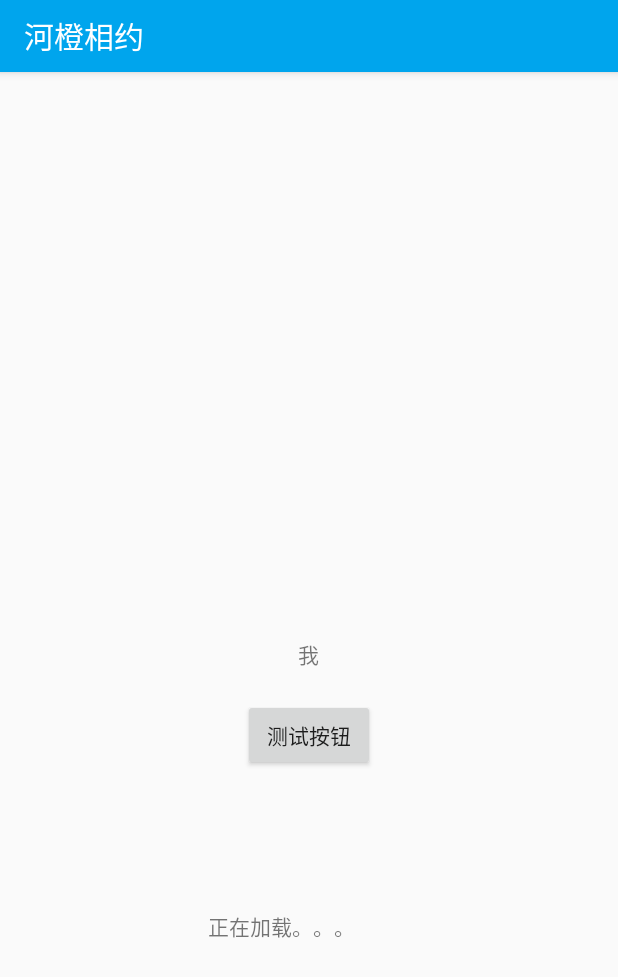
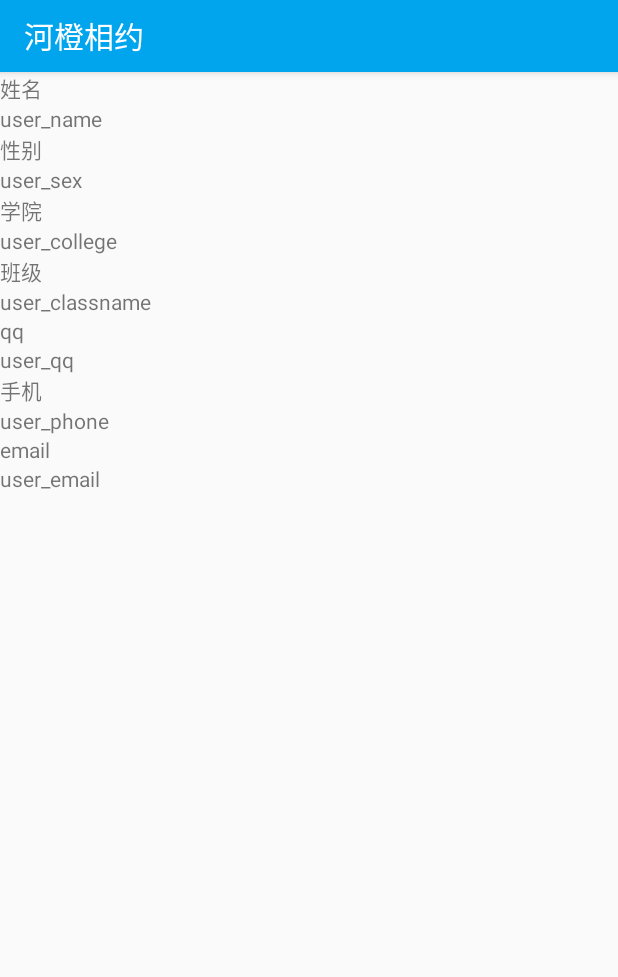
Before and after one commit to 759148450/HebeuMeet, an Android app: the fragment MeFragment shown on its own in the app's theme, after a tap on "测试按钮", on a phone screen of 412 x 824 dp. Shown: the top 977 px of the screen. Run offline under Robolectric (Android 15) with nearby library versions, the phone set to English and light mode, and no system bars; our stand-ins replace ButterKnife; libraries missing offline, so code that uses them is left out: cn.hutool.core, cn.hutool.http, cn.hutool.json; 10 statements that could not run were skipped.

Commit message:
新增查看用户信息

```diff
--- a/app/src/main/AndroidManifest.xml
+++ b/app/src/main/AndroidManifest.xml
@@ -18,6 +18,9 @@
                 <category android:name="android.intent.category.LAUNCHER" />
             </intent-filter>
         </activity>
+        <activity
+            android:name="com.hebeu.meet.My_Information">
+        </activity>
     </application>
 
 </manifest>
--- /dev/null
+++ b/app/src/main/java/com/hebeu/meet/My_Information.java
@@ -0,0 +1,67 @@
+package com.hebeu.meet;
+
+import android.os.Bundle;
+import android.os.Handler;
+import android.support.v7.app.AppCompatActivity;
+import android.widget.TextView;
+
+import com.hebeu.meet.domain.User;
+
+import cn.hutool.http.HttpUtil;
+import cn.hutool.json.JSONUtil;
+
+public class My_Information extends AppCompatActivity {
+    private TextView user_name =null;
+    private TextView user_sex =null;
+    private TextView user_college =null;
+    private TextView user_classname =null;
+    private TextView user_qq =null;
+    private TextView user_phone =null;
+    private TextView user_email =null;
+
+
+    private Handler handler = null;
+    @Override
+    protected void onCreate(Bundle savedInstanceState) {
+
+        super.onCreate(savedInstanceState);
+
+        setContentView(R.layout.my_information);
+        user_name = findViewById(R.id.user_name);
+        handler = new Handler();
+        MyThread thread=new MyThread();
+        thread.start();
+        System.out.println("my_information");
+
+
+    }
+    class MyThread extends Thread {
+        public void run() {
+            user_name = findViewById(R.id.user_name);
+            user_sex = findViewById(R.id.user_sex);
+            user_college = findViewById(R.id.user_college);
+            user_classname = findViewById(R.id.user_classname);
+            user_qq = findViewById(R.id.user_qq);
+            user_phone = findViewById(R.id.user_phone);
+            user_email = findViewById(R.id.user_email);
+            String res = HttpUtil.get("http://112.74.194.121:8889/user/getUserById?userId=160210405");
+            final User user = JSONUtil.toBean(res, User.class);
+
+            System.out.println(user.toString());
+
+            handler.post(new Runnable() {
+                @Override
+                public void run() {
+                    user_name.setText(user.getUserName());
+                    user_sex.setText(user.getSex().toString());
+                    user_college.setText(user.getCollege());
+                    user_classname.setText(user.getClassName());
+                    user_qq.setText(user.getQq());
+                    user_phone.setText(user.getPhone());
+                    user_email.setText(user.getEmail());
+                }
+            });
+        }
+    }
+
+}
--- a/app/src/main/java/com/hebeu/meet/fragment/MeFragment.java
+++ b/app/src/main/java/com/hebeu/meet/fragment/MeFragment.java
@@ -1,5 +1,6 @@
 package com.hebeu.meet.fragment;
 
+import android.content.Intent;
 import android.os.Bundle;
 import android.os.Handler;
 import android.os.Message;
@@ -11,6 +12,7 @@ import android.widget.Button;
 import android.widget.TextView;
 import android.widget.Toast;
 
+import com.hebeu.meet.My_Information;
 import com.hebeu.meet.R;
 import com.hebeu.meet.domain.User;
 
@@ -30,9 +32,9 @@ import cn.hutool.json.JSONUtil;
 public class MeFragment extends Fragment {
 
     private Button button = null;
-    private TextView textView =null;
+    /* private TextView textView =null;
 
-    private Handler handler = null;
+     private Handler handler = null;*/
     public MeFragment() {
     }
 
@@ -40,6 +42,8 @@ public class MeFragment extends Fragment {
     @Override
     public View onCreateView(LayoutInflater inflater, ViewGroup container,
                              Bundle savedInstanceState) {
+        super.onCreate(savedInstanceState);
+
         return inflater.inflate(R.layout.fragment_me, container, false);
     }
 
@@ -47,10 +51,8 @@ public class MeFragment extends Fragment {
     public void onActivityCreated(Bundle savedInstanceState) {
         super.onActivityCreated(savedInstanceState);
         button = (Button) getActivity().findViewById(R.id.testButton);
-        textView = getActivity().findViewById(R.id.textView);
-
-
-        handler = new Handler();
+//        textView = getActivity().findViewById(R.id.textView);
+//        handler = new Handler();
 
 
 
@@ -59,31 +61,32 @@ public class MeFragment extends Fragment {
 
             @Override
             public void onClick(View v) {
-
-                textView.setText("正在加载。。。");
-
-                MyThread thread=new MyThread();
-                thread.start();
+                Intent intent = new Intent(getActivity().getApplicationContext(), My_Information.class);
+                startActivity(intent);
+//                textView.setText("正在加载。。。");
+//
+//                MyThread thread=new MyThread();
+//                thread.start();
 
             }
 
-            class MyThread extends Thread{
-                @Override
-                public void run() {
-                    textView = getActivity().findViewById(R.id.textView);
-                    String res = HttpUtil.get("http://112.74.194.121:8889/user/getUserById?userId=160210405");
-                    final User user = JSONUtil.toBean(res,User.class);
-
-                    System.out.println(user.toString());
-
-                    handler.post(new Runnable() {
-                        @Override
-                        public void run() {
-                            textView.setText(user.getUserName());
-                        }
-                    });
-                }
-            }
+//            class MyThread extends Thread{
+//                @Override
+//                public void run() {
+//                    textView = getActivity().findViewById(R.id.textView);
+//                    String res = HttpUtil.get("http://112.74.194.121:8889/user/getUserById?userId=160210405");
+//                    final User user = JSONUtil.toBean(res,User.class);
+//
+//                    System.out.println(user.toString());
+//
+//                    handler.post(new Runnable() {
+//                        @Override
+//                        public void run() {
+//                            textView.setText(user.getUserName());
+//                        }
+//                    });
+//                }
+//            }
 
 //            Runnable runnableUi = new Runnable() {
 //                @Override
--- /dev/null
+++ b/app/src/main/res/layout/my_information.xml
@@ -0,0 +1,111 @@
+<?xml version="1.0" encoding="utf-8"?>
+<LinearLayout xmlns:android="http://schemas.android.com/apk/res/android"
+    xmlns:app="http://schemas.android.com/apk/res-auto"
+    xmlns:tools="http://schemas.android.com/tools"
+    android:layout_width="match_parent"
+    android:layout_height="match_parent">
+
+
+    <android.support.constraint.ConstraintLayout
+        android:layout_width="match_parent"
+        android:layout_height="match_parent">
+
+        <LinearLayout
+            android:id="@+id/linearLayout"
+            android:layout_width="match_parent"
+            android:layout_height="match_parent"
+            android:orientation="vertical">
+
+            <TextView
+                android:id="@+id/user_name_mess"
+                android:layout_width="match_parent"
+                android:layout_height="wrap_content"
+                android:text="@string/user_name" />
+
+            <TextView
+                android:id="@+id/user_name"
+                android:layout_width="match_parent"
+                android:layout_height="wrap_content"
+                android:lineSpacingExtra="12sp"
+                android:text="user_name" />
+
+            <TextView
+                android:id="@+id/user_sex_mess"
+                android:layout_width="match_parent"
+                android:layout_height="wrap_content"
+                android:lineSpacingExtra="18sp"
+                android:text="@string/user_sex" />
+
+            <TextView
+                android:id="@+id/user_sex"
+                android:layout_width="match_parent"
+                android:layout_height="wrap_content"
+                android:lineSpacingExtra="12sp"
+                android:text="user_sex" />
+
+            <TextView
+                android:id="@+id/user_college_mess"
+                android:layout_width="match_parent"
+                android:layout_height="wrap_content"
+                android:lineSpacingExtra="18sp"
+                android:text="@string/user_college" />
+
+            <TextView
+                android:id="@+id/user_college"
+                android:layout_width="match_parent"
+                android:layout_height="wrap_content"
+                android:lineSpacingExtra="12sp"
+                android:text="user_college" />
+
+            <TextView
+                android:id="@+id/user_classname_mess"
+                android:layout_width="match_parent"
+                android:layout_height="wrap_content"
+                android:text="@string/user_classname" />
+
+            <TextView
+                android:id="@+id/user_classname"
+                android:layout_width="match_parent"
+                android:layout_height="wrap_content"
+                android:text="user_classname" />
+
+            <TextView
+                android:id="@+id/user_qq_mess"
+                android:layout_width="match_parent"
+                android:layout_height="wrap_content"
+                android:text="@string/user_qq" />
+
+            <TextView
+                android:id="@+id/user_qq"
+                android:layout_width="match_parent"
+                android:layout_height="wrap_content"
+                android:text="user_qq" />
+
+            <TextView
+                android:id="@+id/user_phone_mess"
+                android:layout_width="match_parent"
+                android:layout_height="wrap_content"
+                android:text="@string/user_phone" />
+
+            <TextView
+                android:id="@+id/user_phone"
+                android:layout_width="match_parent"
+                android:layout_height="wrap_content"
+                android:text="user_phone" />
+
+            <TextView
+                android:id="@+id/user_email_mess"
+                android:layout_width="match_parent"
+                android:layout_height="wrap_content"
+                android:text="@string/user_email" />
+
+            <TextView
+                android:id="@+id/user_email"
+                android:layout_width="match_parent"
+                android:layout_height="wrap_content"
+                android:text="user_email" />
+
+        </LinearLayout>
+
+    </android.support.constraint.ConstraintLayout>
+</LinearLayout>
--- a/app/src/main/res/values/strings.xml
+++ b/app/src/main/res/values/strings.xml
@@ -9,4 +9,11 @@
     <string name="menu_contact">添加</string>
     <!--<string name="menu_find">发现</string>-->
     <string name="menu_me">我</string>
+    <string name="user_name">姓名</string>
+    <string name="user_sex">性别</string>
+    <string name="user_college">学院</string>
+    <string name="user_classname">班级</string>
+    <string name="user_qq">qq</string>
+    <string name="user_phone">手机</string>
+    <string name="user_email">email</string>
 </resources>
```
